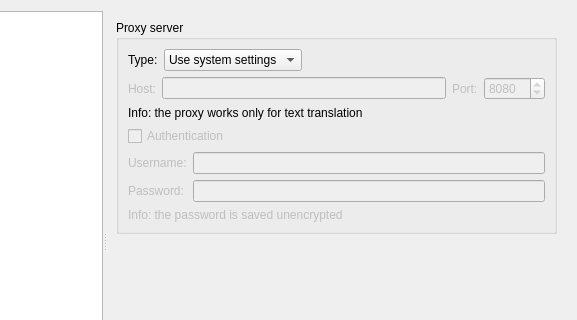
Qt form src/settingsdialog.ui (crow-translate/crow-translate) before a commit; both pictures show x 108 to 685 and y 0 to 320 of the 685 by 510 pixel window.
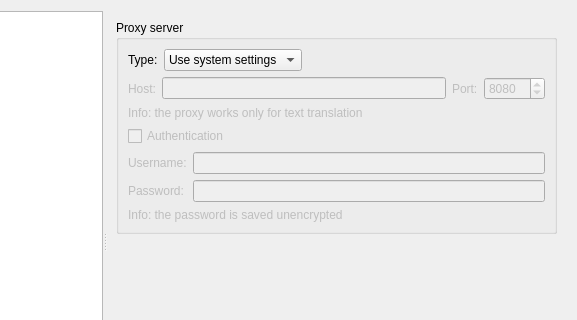
The same form after that commit. The open tabs and pages were chosen to show the change. Icons and pictures are not drawn.

Commit message: Disable proxy info label by default

Patch:
```diff
--- a/src/settingsdialog.ui
+++ b/src/settingsdialog.ui
@@ -502,6 +502,9 @@
            </item>
            <item>
             <widget class="QLabel" name="proxyInfoLabel">
+             <property name="enabled">
+              <bool>false</bool>
+             </property>
              <property name="text">
               <string>Info: the proxy works only for text translation</string>
              </property>
```
Left out of the diff: 9 changed lines with no effect on the pictures.
